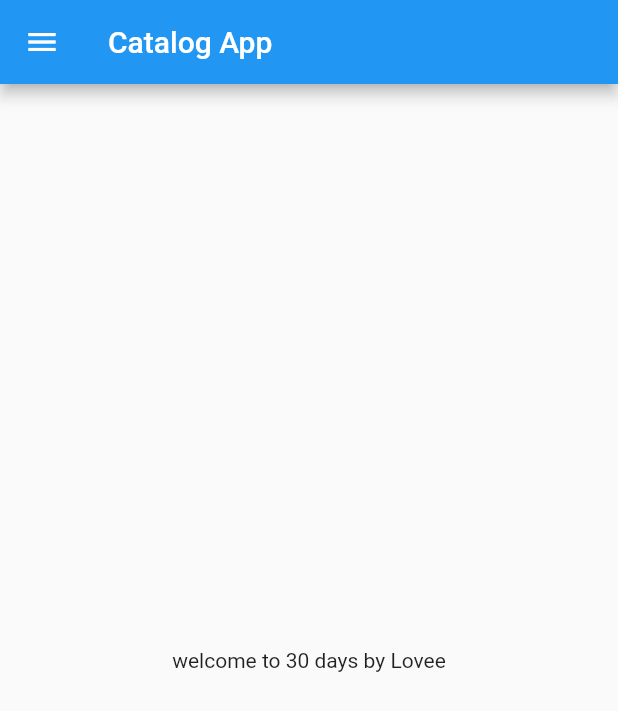
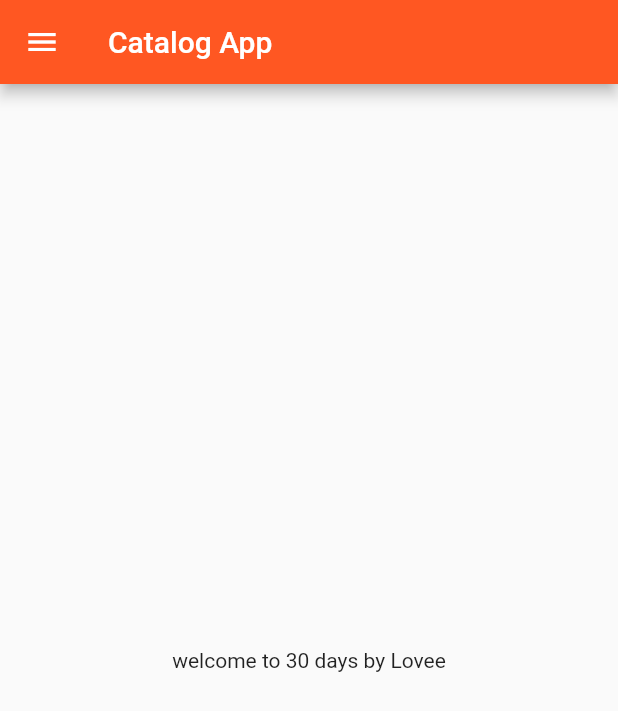
Before and after one commit to imdevpreet/flutter_course, a Flutter app: the screen it shows after launch, on a phone screen of 412 x 824 dp. Shown: the top 711 px of the screen. Run offline on Flutter 3.47's test engine with Material 2 defaults, Android fonts, the phone set to English and light mode, and no system bars.

Commit message:
dev3 complete

```diff
--- a/lib/main.dart
+++ b/lib/main.dart
@@ -1,5 +1,6 @@
 import 'package:flutter/material.dart';
-import 'package:flutter_catlog/home_page.dart';
+import 'package:flutter_catlog/pages/home_page.dart';
+import 'package:flutter_catlog/pages/login_page.dart';
 
 void main() {
   runApp(MyApp());
@@ -9,7 +10,16 @@ class MyApp extends StatelessWidget {
   @override
   Widget build(BuildContext context) {
     return MaterialApp(
-      home: HomePage(),
-    );
+        themeMode: ThemeMode.light,
+        theme: ThemeData(primarySwatch: Colors.deepOrange),
+        darkTheme: ThemeData(
+          brightness: Brightness.dark,
+        ),
+        initialRoute: "/home",
+        routes: {
+          '/': (context) => LoginPage(),
+          '/home': (context) => HomePage(),
+          '/login': (context) => LoginPage(),
+        });
   }
 }
```
Also changed, not shown: lib/pages/login_page.dart (added, +18 -0 lines), lib/pages/home_page.dart (renamed from lib/home_page.dart).
